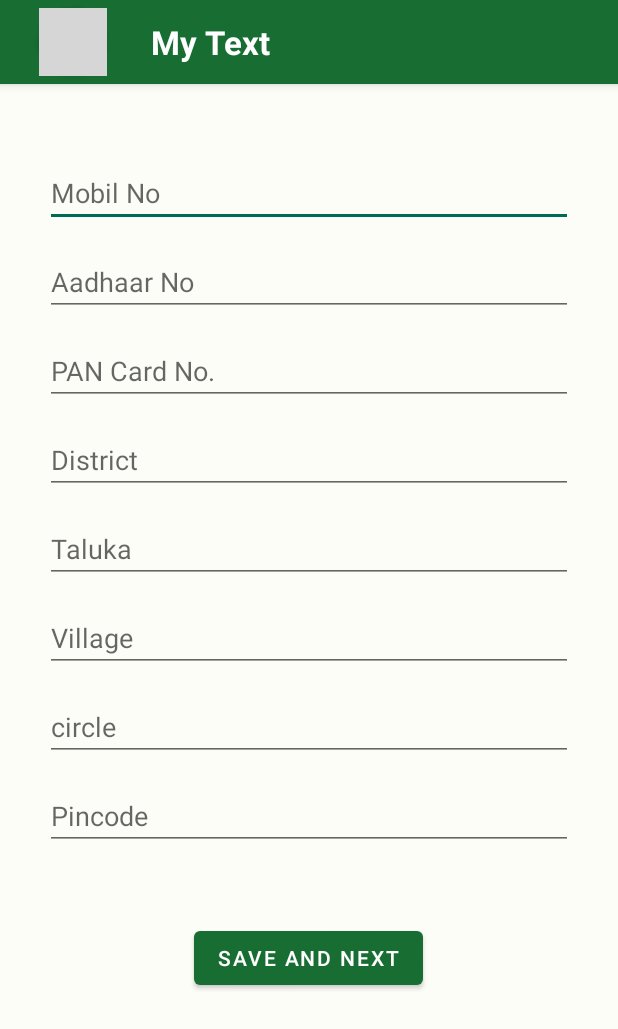
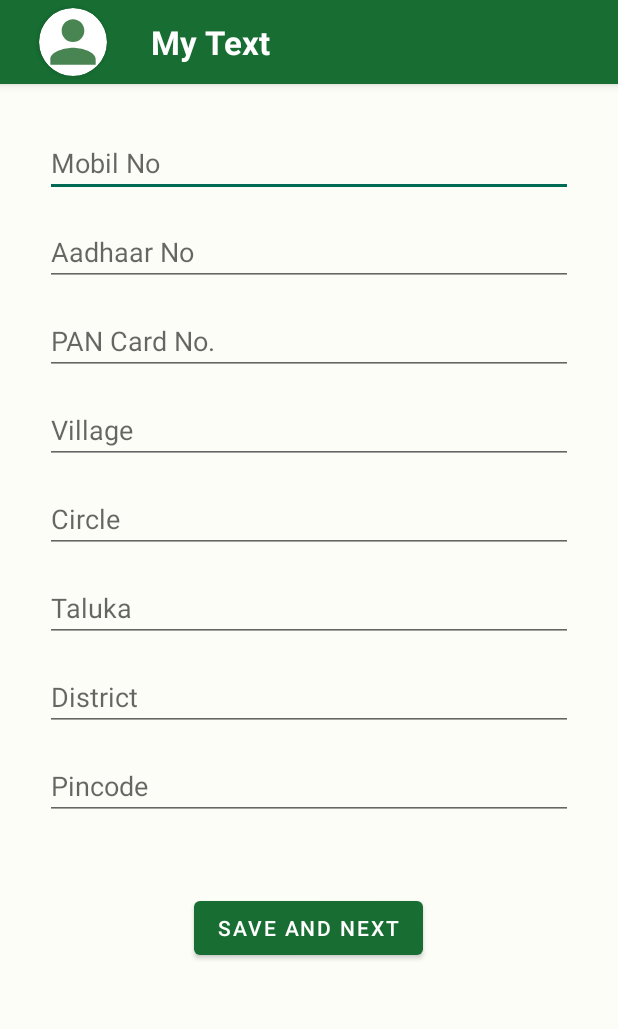
Before and after one commit to 5u00n/Contracted_Farming, an Android app: the layout activity_user_details.xml on its own in the app's theme, with its tools: preview values and no code run, on a phone screen of 412 x 824 dp. Shown: the top 1029 px of the screen. Run offline under Robolectric (Android 15) with nearby library versions, the phone set to English and light mode, and no system bars; grey boxes are pictures that could not be loaded.

Commit message:
complete till upload details alignment

```diff
--- a/app/src/main/java/com/ashish/contractedfarming/Login/SetProfileActivity.java
+++ b/app/src/main/java/com/ashish/contractedfarming/Login/SetProfileActivity.java
@@ -139,8 +139,8 @@ public class SetProfileActivity extends AppCompatActivity {
     private void sendDataToRealTimeDatabase() {
         name = mgetusername.getText().toString().trim();
 
-        reference.child("users").child(userType).child(firebaseAuth.getUid()).setValue(new UserModel(userUID,name,mob_no,ImageUriAcessToken,"0"));
-        reference.child("all-users").child(firebaseAuth.getUid()).setValue(new UserModel(firebaseAuth.getUid(), name,mob_no,ImageUriAcessToken,userType,"offline", "0"));
+        reference.child("users").child("new-"+userType).child(firebaseAuth.getUid()).setValue(new UserModel(userUID,name,mob_no,ImageUriAcessToken,"0"));
+        reference.child("all-users").child(firebaseAuth.getUid()).setValue(new UserModel(firebaseAuth.getUid(), name,mob_no,ImageUriAcessToken,"new-"+userType,"offline", "0"));
 
         Intent intent = new Intent(SetProfileActivity.this, UserDetailsActivity.class);
         intent.putExtra("name", name);
--- a/app/src/main/java/com/ashish/contractedfarming/Login/UserDetailsActivity.java
+++ b/app/src/main/java/com/ashish/contractedfarming/Login/UserDetailsActivity.java
@@ -50,6 +50,7 @@ public class UserDetailsActivity extends AppCompatActivity {
         setContentView(R.layout.activity_user_details);
 
         database= FirebaseDatabase.getInstance();
+        firebaseAuth=FirebaseAuth.getInstance();
         userUID=firebaseAuth.getUid();
 
         allrefer= database.getReference("all-users").child(userUID);
--- a/app/src/main/java/com/ashish/contractedfarming/MainActivity.java
+++ b/app/src/main/java/com/ashish/contractedfarming/MainActivity.java
@@ -105,9 +105,11 @@ public class MainActivity extends AppCompatActivity {
                         intent[0] = new Intent(MainActivity.this, SetProfileActivity.class);
                     }
 
-                    intent[0].setFlags(Intent.FLAG_ACTIVITY_NEW_TASK | Intent.FLAG_ACTIVITY_CLEAR_TASK);
-                    startActivity(intent[0]);
-                    finish();
+                    if(intent[0]!=null) {
+                        intent[0].setFlags(Intent.FLAG_ACTIVITY_NEW_TASK | Intent.FLAG_ACTIVITY_CLEAR_TASK);
+                        startActivity(intent[0]);
+                        finish();
+                    }
                 }
 
                 @Override
--- /dev/null
+++ b/app/src/main/res/drawable/baseline_person_24.xml
@@ -0,0 +1,5 @@
+<vector android:height="24dp" android:tint="#498553"
+    android:viewportHeight="24" android:viewportWidth="24"
+    android:width="24dp" xmlns:android="http://schemas.android.com/apk/res/android">
+    <path android:fillColor="@android:color/white" android:pathData="M12,12c2.21,0 4,-1.79 4,-4s-1.79,-4 -4,-4 -4,1.79 -4,4 1.79,4 4,4zM12,14c-2.67,0 -8,1.34 -8,4v2h16v-2c0,-2.66 -5.33,-4 -8,-4z"/>
+</vector>
--- a/app/src/main/res/layout/activity_main.xml
+++ b/app/src/main/res/layout/activity_main.xml
@@ -9,7 +9,7 @@
     <TextView
         android:layout_width="wrap_content"
         android:layout_height="wrap_content"
-        android:text="Hello World!"
+        android:text="Hello World from Splash!"
         app:layout_constraintBottom_toBottomOf="parent"
         app:layout_constraintEnd_toEndOf="parent"
         app:layout_constraintStart_toStartOf="parent"
--- a/app/src/main/res/layout/activity_set_profile.xml
+++ b/app/src/main/res/layout/activity_set_profile.xml
@@ -21,7 +21,7 @@
         android:layout_centerInParent="true"
         android:layout_marginLeft="70dp"
         android:layout_marginRight="70dp"
-        android:hint="Enter Your Name Here"
+        android:hint="@string/enter_your_name_here"
         android:inputType="textCapWords"
         android:textAlignment="center" />
 
@@ -48,7 +48,7 @@
             android:id="@+id/set_profile_radio_farmer"
             android:layout_width="wrap_content"
             android:layout_height="wrap_content"
-            android:text="Farmer" />
+            android:text="@string/farmer" />
 
         <RadioButton
             android:id="@+id/set_profile_radio_agent"
@@ -64,7 +64,7 @@
         android:layout_below="@id/set_profile_name"
         android:layout_centerHorizontal="true"
         android:layout_marginTop="20dp"
-        android:text="Select What is your line of work?" />
+        android:text="@string/select_what_is_your_line_of_work" />
 
     <TextView
         android:layout_width="wrap_content"
@@ -72,7 +72,7 @@
         android:layout_above="@+id/getuserimage"
         android:layout_centerHorizontal="true"
         android:layout_marginBottom="30dp"
-        android:text="Set Your Profile"
+        android:text="@string/set_your_profile"
         android:textColor="?attr/colorPrimary"
         android:textSize="30sp"
         android:textStyle="bold">
@@ -84,7 +84,7 @@
         android:id="@+id/getuserimage"
         android:layout_width="130dp"
         android:layout_height="130dp"
-        android:scaleType="fitXY"
+
         android:layout_above="@+id/set_profile_name"
         android:layout_centerHorizontal="true"
         android:layout_marginLeft="80dp"
@@ -93,7 +93,6 @@
 
 
         <ImageView
-            android:padding="15dp"
             android:src="@drawable/baseline_person_add_alt_1_24"
             android:id="@+id/set_profile_image"
             android:layout_width="match_parent"
--- a/app/src/main/res/layout/activity_user_details.xml
+++ b/app/src/main/res/layout/activity_user_details.xml
@@ -24,8 +24,9 @@
                 android:layout_width="45dp"
                 android:layout_height="45dp">
                 <ImageView
+                    android:scaleType="centerCrop"
                     android:id="@+id/user_pofile_title_img"
-                    android:src="@drawable/farmerimg"
+                    android:src="@drawable/baseline_person_24"
                     android:layout_width="match_parent"
                     android:layout_height="match_parent"/>
 
@@ -36,7 +37,7 @@
                 android:textSize="22sp"
                 android:textColor="@color/white"
                 android:layout_marginLeft="45dp"
-                android:text="My Text"
+                android:text="@string/my_text"
                 android:layout_width="wrap_content"
                 android:layout_height="wrap_content"/>
             <TextView
@@ -53,78 +54,91 @@
     <LinearLayout
         android:layout_marginTop="?attr/actionBarSize"
         android:orientation="vertical"
-        android:paddingTop="50dp"
+        android:paddingTop="30dp"
         android:paddingRight="30dp"
         android:paddingLeft="30dp"
         android:layout_width="match_parent"
         android:layout_height="match_parent">
 
         <EditText
+            android:maxLength="10"
             android:layout_marginBottom="14dp"
             android:id="@+id/user_details_mob"
             android:layout_width="match_parent"
             android:layout_height="wrap_content"
-            android:hint="Mobil No">
+            android:imeOptions="actionNext"
+            android:inputType="number"
+            android:hint="@string/mobil_no">
 
         </EditText>
         <EditText
+            android:inputType="number"
+            android:maxLength="12"
             android:layout_marginBottom="14dp"
             android:id="@+id/user_details_adhar"
             android:layout_width="match_parent"
             android:layout_height="wrap_content"
-            android:hint="Aadhaar No">
+            android:imeOptions="actionNext"
+            android:hint="@string/aadhaar_no">
 
         </EditText>
         <EditText
+            android:maxLength="10"
             android:layout_marginBottom="14dp"
             android:id="@+id/user_details_pan"
             android:layout_width="match_parent"
             android:layout_height="wrap_content"
-            android:hint="PAN Card No.">
+            android:inputType="textCapCharacters"
+            android:imeOptions="actionNext"
+            android:hint="@string/pan_card_no">
 
         </EditText>
+
         <EditText
+            android:inputType="textCapWords"
+            android:layout_marginBottom="14dp"
+            android:id="@+id/user_details_vill"
+            android:layout_width="match_parent"
+            android:layout_height="wrap_content"
+            android:imeOptions="actionNext"
+            android:hint="@string/village"/>
+
+        <EditText
+            android:inputType="textCapWords"
+            android:layout_marginBottom="14dp"
+            android:id="@+id/user_details_cir"
+            android:layout_width="match_parent"
+            android:layout_height="wrap_content"
+            android:imeOptions="actionNext"
+            android:hint="@string/circle"/>
+        <EditText
+            android:inputType="textCapWords"
+            android:layout_marginBottom="14dp"
+            android:id="@+id/user_details_taluka"
+            android:layout_width="match_parent"
+            android:layout_height="wrap_content"
+            android:imeOptions="actionNext"
+            android:hint="@string/taluka"/>
+        <EditText
+            android:inputType="textCapWords"
             android:layout_marginBottom="14dp"
             android:id="@+id/user_details_dist"
             android:layout_width="match_parent"
             android:layout_height="wrap_content"
-            android:hint="District">
-
-        </EditText>
-        <EditText
-            android:layout_marginBottom="14dp"
-            android:id="@+id/user_details_taluka"
-            android:layout_width="match_parent"
-            android:layout_height="wrap_content"
-            android:hint="Taluka">
-
-        </EditText>
-        <EditText
-            android:layout_marginBottom="14dp"
-            android:id="@+id/user_details_vill"
-            android:layout_width="match_parent"
-            android:layout_height="wrap_content"
-            android:hint="Village">
-
-        </EditText>
-        <EditText
-            android:layout_marginBottom="14dp"
-            android:id="@+id/user_details_cir"
-            android:layout_width="match_parent"
-            android:layout_height="wrap_content"
-            android:hint="circle">
-
-        </EditText>
-
+            android:imeOptions="actionNext"
+            android:hint="@string/district"/>
 
         <EditText
+            android:inputType="number"
             android:layout_marginBottom="14dp"
             android:id="@+id/user_details_pin"
             android:layout_width="match_parent"
             android:layout_height="wrap_content"
             android:ems="10"
-            android:hint="Pincode"
+            android:hint="@string/pincode"
+            android:maxLength="6"
             android:gravity="start|top"
+            android:imeOptions="actionDone"
             />
 
         <Button
@@ -133,7 +147,7 @@
             android:layout_width="wrap_content"
             android:layout_gravity="center"
             android:layout_height="wrap_content"
-            android:text="Save and Next"
+            android:text="@string/save_and_next"
             />
 
 
--- a/app/src/main/res/values/strings.xml
+++ b/app/src/main/res/values/strings.xml
@@ -11,4 +11,18 @@
     <string name="didn_t_receive_change_your_number">Didn\'t Receive ? Change Your Number</string>
     <string name="verify_otp">Verify OTP</string>
     <string name="welcome">Welcome</string>
+    <string name="select_what_is_your_line_of_work">Select What is your line of work?</string>
+    <string name="set_your_profile">Set Your Profile</string>
+    <string name="farmer">Farmer</string>
+    <string name="enter_your_name_here">Enter Your Name Here</string>
+    <string name="pincode">Pincode</string>
+    <string name="save_and_next">Save and Next</string>
+    <string name="circle">Circle</string>
+    <string name="village">Village</string>
+    <string name="taluka">Taluka</string>
+    <string name="district">District</string>
+    <string name="pan_card_no">PAN Card No.</string>
+    <string name="aadhaar_no">Aadhaar No</string>
+    <string name="mobil_no">Mobil No</string>
+    <string name="my_text">My Text</string>
 </resources>
```
